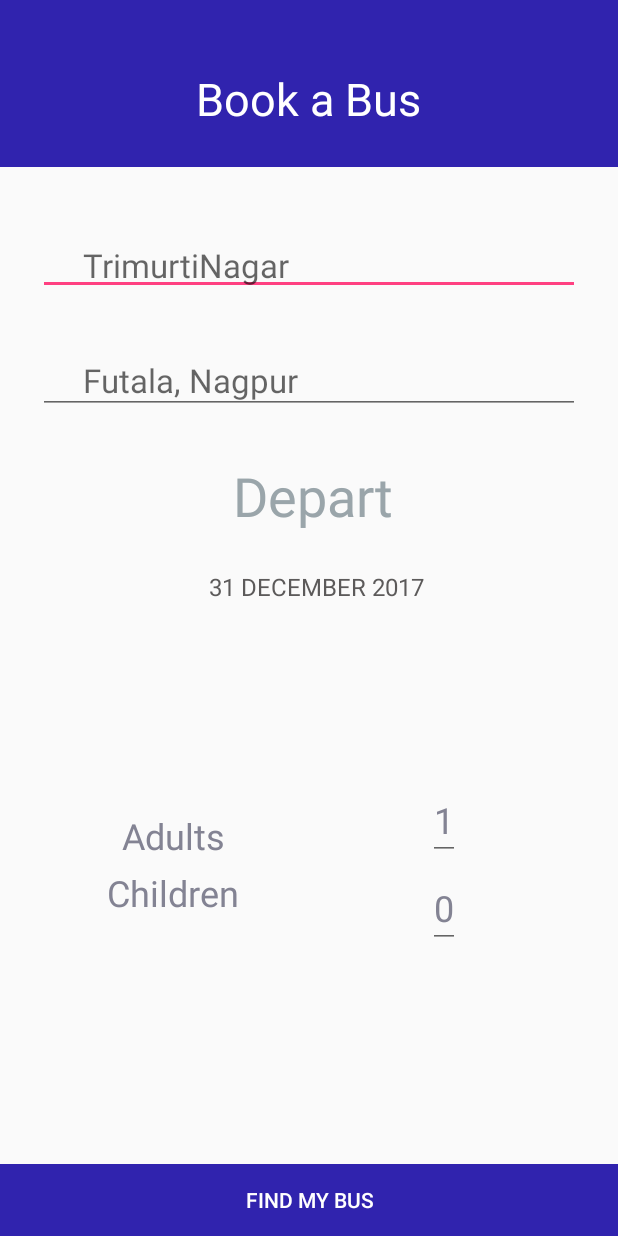
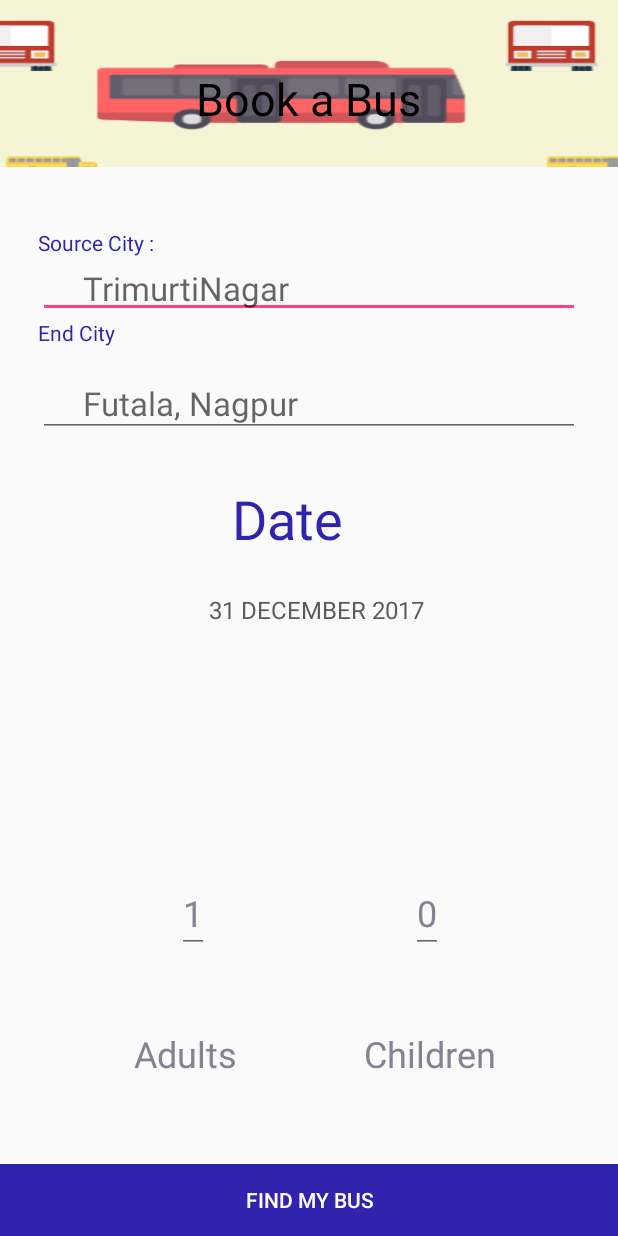
Before and after one commit to PiratedVirus/FlightReservation, an Android app: the screen it shows after launch (MainActivity), on a phone screen of 412 x 824 dp. Run offline under Robolectric (Android 15) with nearby library versions, the phone set to English and light mode, and no system bars; libraries missing offline, so code that uses them is left out: cn.pedant, me.anwarshahriar.calligrapher; 2 statements that could not run were skipped.

Commit message:
v2.0
With all Additions and some Small tweaks

```diff
--- a/app/build.gradle
+++ b/app/build.gradle
@@ -5,7 +5,7 @@ android {
     buildToolsVersion '26.0.2'
     defaultConfig {
         applicationId "com.piratedvirus.airwaysreservation"
-        minSdkVersion 21
+        minSdkVersion 19
         targetSdkVersion 26
         versionCode 1
         versionName "1.0"
--- a/app/src/main/java/com/piratedvirus/airwaysreservation/MainActivity.java
+++ b/app/src/main/java/com/piratedvirus/airwaysreservation/MainActivity.java
@@ -3,8 +3,6 @@ package com.piratedvirus.airwaysreservation;
 import android.app.DatePickerDialog;
 import android.app.Dialog;
 import android.content.Intent;
-import android.graphics.Color;
-import android.os.Build;
 import android.os.Bundle;
 import android.support.v7.app.AppCompatActivity;
 import android.view.View;
@@ -41,12 +39,12 @@ public class MainActivity extends AppCompatActivity implements AdapterView.OnIte
         TextView insertDate = (TextView)findViewById(R.id.userDate);
         Calligrapher calligrapher = new Calligrapher(this);
         calligrapher.setFont(this, "fonts/lato.ttf", true);
-        if (Build.VERSION.SDK_INT >= Build.VERSION_CODES.LOLLIPOP) {
-            getWindow().getDecorView().setSystemUiVisibility(
-                    View.SYSTEM_UI_FLAG_LAYOUT_STABLE
-                            | View.SYSTEM_UI_FLAG_LAYOUT_FULLSCREEN);
-            getWindow().setStatusBarColor(Color.TRANSPARENT);
-        }
+//        if (Build.VERSION.SDK_INT >= Build.VERSION_CODES.LOLLIPOP) {
+//            getWindow().getDecorView().setSystemUiVisibility(
+//                    View.SYSTEM_UI_FLAG_LAYOUT_STABLE
+//                            | View.SYSTEM_UI_FLAG_LAYOUT_FULLSCREEN);
+//            getWindow().setStatusBarColor(Color.TRANSPARENT);
+//        }
 
 
 
--- a/app/src/main/java/com/piratedvirus/airwaysreservation/Ticket.java
+++ b/app/src/main/java/com/piratedvirus/airwaysreservation/Ticket.java
@@ -1,11 +1,8 @@
 package com.piratedvirus.airwaysreservation;
 
-import android.graphics.Color;
-import android.os.Build;
 import android.os.Bundle;
 import android.support.v7.app.AppCompatActivity;
 import android.util.Log;
-import android.view.View;
 import android.widget.ListView;
 import android.widget.Toast;
 
@@ -56,13 +53,6 @@ public class Ticket extends AppCompatActivity {
 //        final TextView fullCityName = (TextView) findViewById(R.id.fullCityName);
 //        final TextView endCityShort = (TextView) findViewById(R.id.endCityShort);
 //        final TextView endCityName = (TextView) findViewById(R.id.endCityName);
-
-        if (Build.VERSION.SDK_INT >= Build.VERSION_CODES.LOLLIPOP) {
-            getWindow().getDecorView().setSystemUiVisibility(
-                    View.SYSTEM_UI_FLAG_LAYOUT_STABLE
-                            | View.SYSTEM_UI_FLAG_LAYOUT_FULLSCREEN);
-            getWindow().setStatusBarColor(Color.TRANSPARENT);
-        }
 
 
         getFlights();
--- a/app/src/main/java/com/piratedvirus/airwaysreservation/showFlights.java
+++ b/app/src/main/java/com/piratedvirus/airwaysreservation/showFlights.java
@@ -1,8 +1,6 @@
 package com.piratedvirus.airwaysreservation;
 
 import android.content.Intent;
-import android.graphics.Color;
-import android.os.Build;
 import android.os.Bundle;
 import android.support.v7.app.AppCompatActivity;
 import android.util.Log;
@@ -58,12 +56,7 @@ public class showFlights extends AppCompatActivity {
 //        final TextView endCityShort = (TextView) findViewById(R.id.endCityShort);
 //        final TextView endCityName = (TextView) findViewById(R.id.endCityName);
 
-        if (Build.VERSION.SDK_INT >= Build.VERSION_CODES.LOLLIPOP) {
-            getWindow().getDecorView().setSystemUiVisibility(
-                    View.SYSTEM_UI_FLAG_LAYOUT_STABLE
-                            | View.SYSTEM_UI_FLAG_LAYOUT_FULLSCREEN);
-            getWindow().setStatusBarColor(Color.TRANSPARENT);
-        }
+
 //        String sCity = getIntent().getStringExtra("startCity");
 //        String eCity = getIntent().getStringExtra("endCity");
 //        String ssCity =sCity.substring(0, Math.min(sCity.length(), 3));
--- a/app/src/main/res/layout/activity_main.xml
+++ b/app/src/main/res/layout/activity_main.xml
@@ -1,128 +1,3 @@
-<!--<?xml version="1.0" encoding="utf-8"?>-->
-<!--<android.support.constraint.ConstraintLayout xmlns:android="http://schemas.android.com/apk/res/android"-->
-    <!--xmlns:app="http://schemas.android.com/apk/res-auto"-->
-    <!--xmlns:tools="http://schemas.android.com/tools"-->
-    <!--android:layout_width="match_parent"-->
-    <!--android:layout_height="match_parent"-->
-    <!--tools:context="com.piratedvirus.airwaysreservation.MainActivity">-->
-
-    <!--<EditText-->
-        <!--android:id="@+id/StartCity"-->
-        <!--android:layout_width="338dp"-->
-        <!--android:layout_height="39dp"-->
-        <!--android:layout_marginBottom="8dp"-->
-        <!--android:layout_marginEnd="8dp"-->
-        <!--android:layout_marginStart="8dp"-->
-        <!--android:layout_marginTop="8dp"-->
-        <!--android:background="@drawable/search_line"-->
-        <!--android:ems="10"-->
-        <!--android:hint="Abu Dhabi, UAE"-->
-        <!--android:inputType="textPersonName"-->
-        <!--android:paddingLeft="60dp"-->
-        <!--app:layout_constraintBottom_toBottomOf="parent"-->
-        <!--app:layout_constraintEnd_toEndOf="parent"-->
-        <!--app:layout_constraintHorizontal_bias="0.313"-->
-        <!--app:layout_constraintStart_toStartOf="parent"-->
-        <!--app:layout_constraintTop_toTopOf="parent"-->
-        <!--app:layout_constraintVertical_bias="0.11" />-->
-
-    <!--<EditText-->
-        <!--android:id="@+id/EndCity"-->
-        <!--android:layout_width="338dp"-->
-        <!--android:layout_height="39dp"-->
-        <!--android:layout_marginBottom="8dp"-->
-        <!--android:layout_marginEnd="8dp"-->
-        <!--android:layout_marginStart="8dp"-->
-        <!--android:layout_marginTop="8dp"-->
-        <!--android:background="@drawable/search_line"-->
-        <!--android:ems="10"-->
-        <!--android:hint="Aurangabad, India"-->
-        <!--android:inputType="textPersonName"-->
-        <!--android:paddingLeft="60dp"-->
-        <!--app:layout_constraintBottom_toBottomOf="parent"-->
-        <!--app:layout_constraintEnd_toEndOf="parent"-->
-        <!--app:layout_constraintHorizontal_bias="0.313"-->
-        <!--app:layout_constraintStart_toStartOf="parent"-->
-        <!--app:layout_constraintTop_toTopOf="parent"-->
-        <!--app:layout_constraintVertical_bias="0.253" />-->
-
-    <!--<TextView-->
-        <!--android:id="@+id/userDate"-->
-        <!--android:layout_width="wrap_content"-->
-        <!--android:layout_height="wrap_content"-->
-        <!--android:layout_marginBottom="8dp"-->
-        <!--android:layout_marginEnd="8dp"-->
-        <!--android:layout_marginStart="8dp"-->
-        <!--android:layout_marginTop="8dp"-->
-        <!--android:ems="10"-->
-        <!--android:hint="20 Oct 2017"-->
-        <!--android:inputType="date"-->
-        <!--android:onClick="openPicker"-->
-        <!--app:layout_constraintBottom_toBottomOf="parent"-->
-        <!--app:layout_constraintEnd_toEndOf="parent"-->
-        <!--app:layout_constraintHorizontal_bias="0.313"-->
-        <!--app:layout_constraintStart_toStartOf="parent"-->
-        <!--app:layout_constraintTop_toTopOf="parent"-->
-        <!--app:layout_constraintVertical_bias="0.396" />-->
-
-    <!--<Spinner-->
-        <!--android:id="@+id/Adults"-->
-        <!--android:layout_width="138dp"-->
-        <!--android:layout_height="69dp"-->
-        <!--android:background="@drawable/date_picker"-->
-        <!--app:layout_constraintBottom_toBottomOf="parent"-->
-        <!--app:layout_constraintEnd_toEndOf="parent"-->
-        <!--app:layout_constraintHorizontal_bias="0.355"-->
-        <!--app:layout_constraintStart_toStartOf="parent"-->
-        <!--app:layout_constraintTop_toBottomOf="@+id/userDate"-->
-        <!--app:layout_constraintVertical_bias="0.187" />-->
-
-    <!--<Spinner-->
-        <!--android:id="@+id/Children"-->
-        <!--android:layout_width="159dp"-->
-        <!--android:layout_height="29dp"-->
-
-        <!--app:layout_constraintBottom_toBottomOf="parent"-->
-        <!--app:layout_constraintEnd_toEndOf="parent"-->
-
-        <!--app:layout_constraintHorizontal_bias="0.809"-->
-        <!--app:layout_constraintStart_toStartOf="parent"-->
-        <!--app:layout_constraintTop_toBottomOf="@+id/DatePicker"-->
-        <!--app:layout_constraintVertical_bias="0.144" />-->
-
-    <!--<Spinner-->
-        <!--android:id="@+id/Class"-->
-        <!--android:layout_width="344dp"-->
-        <!--android:layout_height="24dp"-->
-        <!--android:layout_marginBottom="8dp"-->
-        <!--android:layout_marginEnd="8dp"-->
-        <!--android:layout_marginStart="8dp"-->
-        <!--android:layout_marginTop="8dp"-->
-        <!--app:layout_constraintBottom_toBottomOf="parent"-->
-        <!--app:layout_constraintEnd_toEndOf="parent"-->
-        <!--app:layout_constraintHorizontal_bias="0.49"-->
-        <!--app:layout_constraintStart_toStartOf="parent"-->
-        <!--app:layout_constraintTop_toBottomOf="@+id/Adults"-->
-        <!--app:layout_constraintVertical_bias="0.194" />-->
-
-    <!--<Button-->
-        <!--android:id="@+id/button2"-->
-        <!--android:layout_width="wrap_content"-->
-        <!--android:layout_height="wrap_content"-->
-        <!--android:layout_marginBottom="8dp"-->
-        <!--android:layout_marginEnd="8dp"-->
-        <!--android:layout_marginStart="8dp"-->
-        <!--android:layout_marginTop="8dp"-->
-        <!--android:text="FIND FLIGHTS"-->
-        <!--app:layout_constraintBottom_toBottomOf="parent"-->
-        <!--app:layout_constraintEnd_toEndOf="parent"-->
-        <!--app:layout_constraintHorizontal_bias="0.4"-->
-        <!--app:layout_constraintStart_toStartOf="parent"-->
-        <!--app:layout_constraintTop_toBottomOf="@+id/Class"-->
-        <!--app:layout_constraintVertical_bias="0.228" />-->
-
-<!--</android.support.constraint.ConstraintLayout>-->
-
 <LinearLayout xmlns:app="http://schemas.android.com/apk/res-auto"
     xmlns:tools="http://schemas.android.com/tools"
     xmlns:android="http://schemas.android.com/apk/res/android"
@@ -135,7 +10,7 @@
         android:layout_width="match_parent"
         android:layout_height="match_parent"
         android:layout_weight="8"
-        android:background="@color/darkBlue"
+        android:background="@drawable/bus_short"
         android:gravity="center"
         android:paddingBottom="0dp"
         android:layout_marginBottom="15dp">
@@ -143,11 +18,11 @@
         <TextView
             android:layout_width="wrap_content"
             android:layout_height="wrap_content"
+            android:layout_marginTop="10dp"
             android:gravity="center"
-            android:layout_marginTop="10dp"
             android:text="Book a Bus"
-            android:textColor="#FFFFFF"
-            android:textSize="30dp"/>
+            android:textColor="#000"
+            android:textSize="30dp" />
 
     </LinearLayout>
 
@@ -168,17 +43,30 @@
             android:padding="25dp"
             android:orientation="horizontal">
 
+            <TextView
+                android:layout_width="wrap_content"
+                android:layout_height="wrap_content"
+                android:text="Source City :"
+                android:textColor="@color/darkBlue"
+                android:layout_marginBottom="10dp" />
+
             <EditText
                 android:id="@+id/StartCity"
                 android:layout_width="match_parent"
                 android:layout_height="wrap_content"
-
                 android:hint="TrimurtiNagar"
                 android:ems="10"
                 android:inputType="textPersonName"
+                android:paddingTop="25dp"
                 android:paddingLeft="30dp"
                 android:paddingBottom="5dp"
                 android:textSize="22dp"/>
+            <TextView
+                android:layout_width="wrap_content"
+                android:layout_height="wrap_content"
+                android:text="End City"
+                android:textColor="@color/darkBlue"
+                android:layout_below="@+id/StartCity"/>
 
 
             <EditText
@@ -215,9 +103,9 @@
                         android:layout_width="wrap_content"
                         android:layout_height="wrap_content"
                         android:layout_marginLeft="15dp"
-                        android:text="Depart"
+                        android:text="Date"
                         android:textAlignment="viewEnd"
-                        android:textColor="#9AA5AA"
+                        android:textColor="@color/darkBlue"
                         android:textSize="36dp" />
 
                     <TextView
@@ -245,72 +133,98 @@
                 android:layout_width="match_parent"
                 android:layout_height="wrap_content">
 
-                <LinearLayout
+                <android.support.constraint.ConstraintLayout
+                    android:id="@+id/linearLayout"
                     android:layout_width="match_parent"
                     android:layout_height="match_parent"
                     android:weightSum="10">
 
-                    <LinearLayout
-                        android:layout_width="match_parent"
-                        android:layout_height="match_parent"
-                        android:layout_weight="5"
-
-                        android:gravity="center"
-                        android:orientation="vertical">
 
                     <TextView
                         android:id="@+id/AdultLabel"
                         android:layout_width="wrap_content"
                         android:layout_height="wrap_content"
+                        android:layout_marginBottom="32dp"
+                        android:layout_marginEnd="8dp"
+                        android:layout_marginStart="8dp"
                         android:text="Adults"
                         android:textColor="#838393"
                         android:textSize="24dp"
-                            android:layout_marginBottom="5dp"/>
+                        app:layout_constraintBottom_toBottomOf="parent"
+                        app:layout_constraintEnd_toEndOf="parent"
+                        app:layout_constraintHorizontal_bias="0.202"
+                        app:layout_constraintStart_toStartOf="parent" />
 
                     <TextView
                         android:id="@+id/Children"
                         android:layout_width="wrap_content"
                         android:layout_height="wrap_content"
+                        android:layout_marginBottom="32dp"
+                        android:layout_marginEnd="8dp"
+                        android:layout_marginStart="8dp"
+                        android:layout_marginTop="8dp"
                         android:text="Children"
                         android:textColor="#838393"
-                            android:textSize="24dp"/>
+                        android:textSize="24dp"
+                        app:layout_constraintBottom_toBottomOf="parent"
+                        app:layout_constraintEnd_toEndOf="parent"
+                        app:layout_constraintHorizontal_bias="0.617"
+                        app:layout_constraintStart_toEndOf="@+id/AdultLabel"
+                        app:layout_constraintTop_toTopOf="parent"
+                        app:layout_constraintVertical_bias="1.0" />
 
-                    </LinearLayout>
-
-                    <LinearLayout
-                        android:layout_width="match_parent"
-                        android:layout_height="match_parent"
-                        android:layout_weight="5"
-                        android:orientation="vertical"
-                        android:layout_gravity="center_vertical"
-                        android:gravity="center">
 
                     <EditText
                         android:id="@+id/AdultNum"
                         android:layout_width="wrap_content"
                         android:layout_height="wrap_content"
+                        android:layout_marginBottom="8dp"
+                        android:layout_marginEnd="8dp"
+                        android:layout_marginStart="8dp"
+                        android:layout_marginTop="8dp"
                         android:text="1"
                         android:textColor="#838393"
                         android:textSize="24dp"
-                            android:layout_marginBottom="5dp"/>
+                        app:layout_constraintBottom_toTopOf="@+id/AdultLabel"
+                        app:layout_constraintEnd_toEndOf="parent"
+                        app:layout_constraintHorizontal_bias="0.262"
+                        app:layout_constraintStart_toStartOf="parent"
+                        app:layout_constraintTop_toTopOf="parent"
+                        app:layout_constraintVertical_bias="0.785" />
 
                     <EditText
                         android:id="@+id/ChildrenNum"
                         android:layout_width="wrap_content"
                         android:layout_height="wrap_content"
+                        android:layout_marginBottom="8dp"
+                        android:layout_marginEnd="8dp"
+                        android:layout_marginStart="8dp"
+                        android:layout_marginTop="8dp"
                         android:text="0"
                         android:textColor="#838393"
-                            android:textSize="24dp"/>
+                        android:textSize="24dp"
+                        app:layout_constraintBottom_toTopOf="@+id/Children"
+                        app:layout_constraintEnd_toEndOf="parent"
+                        app:layout_constraintHorizontal_bias="0.604"
+                        app:layout_constraintStart_toEndOf="@+id/AdultNum"
+                        app:layout_constraintTop_toTopOf="parent"
+                        app:layout_constraintVertical_bias="0.785" />
+
                     <TextView
-                            android:layout_width="0dp"
-                            android:layout_height="0dp"
-                            android:id="@+id/hiddenVal"/>
+                        android:id="@+id/hiddenVal"
+                        android:layout_width="wrap_content"
+                        android:layout_height="wrap_content"
+                        android:layout_marginEnd="10dp"
+                        app:layout_constraintBottom_toBottomOf="@+id/ChildrenNum"
+                        app:layout_constraintEnd_toEndOf="@+id/AdultNum"
+                        app:layout_constraintTop_toBottomOf="@+id/ChildrenNum" />
 
-                    </LinearLayout>
 
-                </LinearLayout>
+                </android.support.constraint.ConstraintLayout>
 
             </RelativeLayout>
+
+
 
 
         </RelativeLayout>
--- a/app/src/main/res/layout/activity_show_flights.xml
+++ b/app/src/main/res/layout/activity_show_flights.xml
@@ -14,7 +14,7 @@
         android:weightSum="3"
         android:layout_marginBottom="33dp"
         android:layout_gravity="center_vertical"
-        android:background="@color/darkBlue">
+        android:background="@drawable/bus">
 
         <RelativeLayout
             android:layout_width="wrap_content"
@@ -33,7 +33,7 @@
                 android:layout_marginTop="62dp"
                 android:text="BUSES"
                 android:textAllCaps="true"
-                android:textColor="#FFFFFF"
+                android:textColor="#000"
                 android:textSize="36dp" />
             <TextView
                 android:id="@+id/fullCityName"
@@ -41,7 +41,7 @@
                 android:layout_height="wrap_content"
                 android:layout_below="@+id/startCityShort"
                 android:textSize="16dp"
-                android:textColor="#FFFFFF"
+                android:textColor="#000"
                 android:textAllCaps="true"
                 android:text="Heres the following Bus on given Route"/>
         </RelativeLayout>
@@ -67,25 +67,12 @@
         android:layout_marginBottom="8sp"
         android:layout_below="@+id/textView3" />
 
-    <TextView
-        android:layout_marginLeft="40dp"
+
+    <Button
         android:layout_width="wrap_content"
         android:layout_height="wrap_content"
         android:text="View Tickets"
-        android:textAllCaps="true"
-        android:textColor="#3FAAF2"
-        android:textSize="14dp"
-        android:layout_gravity="center"
-        android:gravity="center"
+        android:layout_marginLeft="50dp"
         android:onClick="viewTicket"/>
 
-
-
-
-
-
-
-
-
-
 </LinearLayout>
--- a/app/src/main/res/values/strings.xml
+++ b/app/src/main/res/values/strings.xml
@@ -1,3 +1,3 @@
 <resources>
-    <string name="app_name">AirwaysReservation</string>
+    <string name="app_name">Bus Reservation</string>
 </resources>
```
Also changed, not shown: app/src/main/res/drawable/bus.png (added), app/src/main/res/drawable/bus_short.png (added). Lines whose indentation alone changed are shown as unchanged.
